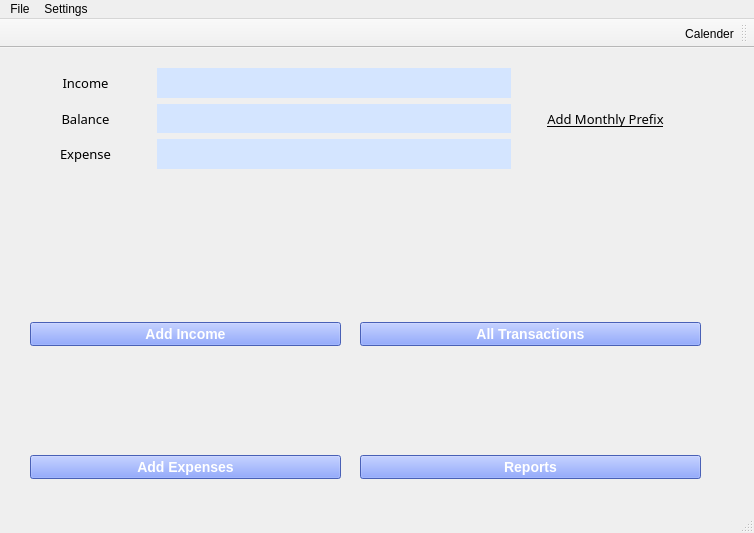
Above: ExpenseTrackerApp/mainmenu.ui from arham2003/SimpleSpend-App before the change. Below: the same form after it.
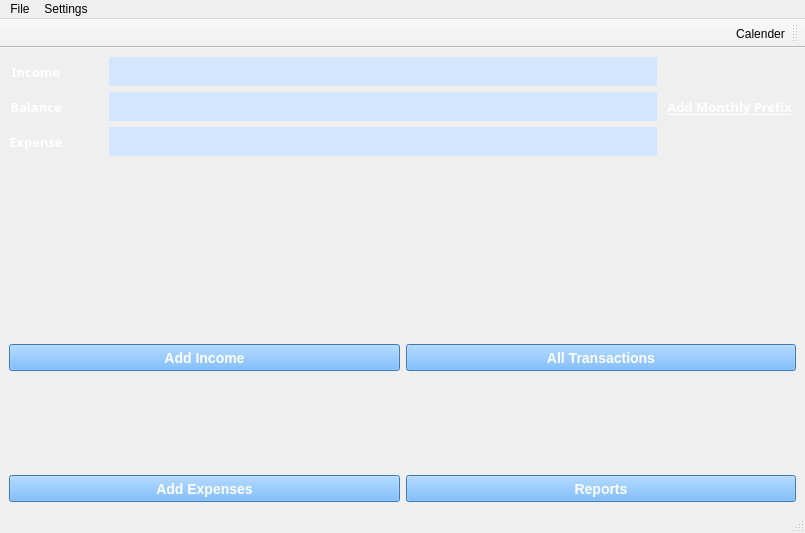
That is the form after the change. Icons and pictures are not drawn.

The edit to the form file:
```diff
--- a/ExpenseTrackerApp/mainmenu.ui
+++ b/ExpenseTrackerApp/mainmenu.ui
@@ -6,7 +6,7 @@
    <rect>
     <x>0</x>
     <y>0</y>
-    <width>754</width>
+    <width>805</width>
     <height>533</height>
    </rect>
   </property>
@@ -14,199 +14,27 @@
    <string>MainWindow</string>
   </property>
   <widget class="QWidget" name="centralwidget">
-   <widget class="QWidget" name="layoutWidget">
-    <property name="geometry">
-     <rect>
-      <x>60</x>
-      <y>20</y>
-      <width>451</width>
-      <height>101</height>
-     </rect>
-    </property>
-    <layout class="QGridLayout" name="gridLayout">
-     <item row="1" column="2">
-      <widget class="QTextEdit" name="textEdit_balance">
-       <property name="sizePolicy">
-        <sizepolicy hsizetype="Expanding" vsizetype="Ignored">
-         <horstretch>0</horstretch>
-         <verstretch>0</verstretch>
-        </sizepolicy>
-       </property>
-       <property name="font">
-        <font>
-         <family>Times New Roman</family>
-         <pointsize>12</pointsize>
-         <bold>true</bold>
-        </font>
-       </property>
-       <property name="cursor" stdset="0">
-        <cursorShape>PointingHandCursor</cursorShape>
-       </property>
-       <property name="styleSheet">
-        <string notr="true">border-style: outset;
-background-color:rgb(212, 229, 255);
-color:black;</string>
-       </property>
-      </widget>
-     </item>
-     <item row="2" column="2">
-      <widget class="QTextEdit" name="textEdit_expense">
-       <property name="sizePolicy">
-        <sizepolicy hsizetype="Expanding" vsizetype="Ignored">
-         <horstretch>0</horstretch>
-         <verstretch>0</verstretch>
-        </sizepolicy>
-       </property>
-       <property name="font">
-        <font>
-         <family>Times New Roman</family>
-         <pointsize>12</pointsize>
-         <bold>true</bold>
-        </font>
-       </property>
-       <property name="cursor" stdset="0">
-        <cursorShape>PointingHandCursor</cursorShape>
-       </property>
-       <property name="styleSheet">
-        <string notr="true">border-style: outset;
-background-color:rgb(212, 229, 255);
-color:black;</string>
-       </property>
-      </widget>
-     </item>
+   <layout class="QGridLayout" name="gridLayout_3">
+    <item row="2" column="0" colspan="2">
+     <layout class="QGridLayout" name="gridLayout_2">
      <item row="0" column="0">
-      <widget class="QLabel" name="label_7">
-       <property name="font">
-        <font>
-         <family>Arial Rounded MT Bold</family>
-         <pointsize>10</pointsize>
-         <strikeout>false</strikeout>
-         <kerning>true</kerning>
-        </font>
-       </property>
-       <property name="text">
-        <string>Income</string>
-       </property>
-       <property name="alignment">
-        <set>Qt::AlignCenter</set>
-       </property>
-      </widget>
-     </item>
-     <item row="2" column="0">
-      <widget class="QLabel" name="label_6">
-       <property name="font">
-        <font>
-         <family>Arial Rounded MT Bold</family>
-         <pointsize>10</pointsize>
-        </font>
-       </property>
-       <property name="text">
-        <string>Expense</string>
-       </property>
-       <property name="alignment">
-        <set>Qt::AlignCenter</set>
-       </property>
-      </widget>
-     </item>
-     <item row="1" column="1">
-      <spacer name="horizontalSpacer">
-       <property name="orientation">
-        <enum>Qt::Horizontal</enum>
-       </property>
-       <property name="sizeType">
-        <enum>QSizePolicy::Maximum</enum>
-       </property>
-       <property name="sizeHint" stdset="0">
-        <size>
-         <width>40</width>
-         <height>20</height>
-        </size>
-       </property>
-      </spacer>
-     </item>
-     <item row="1" column="0">
-      <widget class="QLabel" name="label_5">
-       <property name="font">
-        <font>
-         <family>Arial Rounded MT Bold</family>
-         <pointsize>10</pointsize>
-        </font>
-       </property>
-       <property name="text">
-        <string>Balance</string>
-       </property>
-       <property name="alignment">
-        <set>Qt::AlignCenter</set>
-       </property>
-      </widget>
-     </item>
-     <item row="0" column="2">
-      <widget class="QTextEdit" name="textEdit_income">
-       <property name="sizePolicy">
-        <sizepolicy hsizetype="Expanding" vsizetype="Ignored">
-         <horstretch>0</horstretch>
-         <verstretch>0</verstretch>
-        </sizepolicy>
-       </property>
-       <property name="font">
-        <font>
-         <family>Times New Roman</family>
-         <pointsize>12</pointsize>
-         <bold>true</bold>
-        </font>
-       </property>
-       <property name="cursor" stdset="0">
-        <cursorShape>PointingHandCursor</cursorShape>
-       </property>
-       <property name="styleSheet">
-        <string notr="true">border-style: outset;
-background-color:rgb(212, 229, 255);
-color:black;</string>
-       </property>
-      </widget>
-     </item>
-    </layout>
-   </widget>
-   <widget class="QPushButton" name="pushButton_monthlyPrefix">
-    <property name="geometry">
-     <rect>
-      <x>540</x>
-      <y>50</y>
-      <width>131</width>
-      <height>41</height>
-     </rect>
-    </property>
-    <property name="font">
-     <font>
-      <family>Arial Rounded MT Bold</family>
-      <pointsize>10</pointsize>
-      <underline>true</underline>
-     </font>
-    </property>
-    <property name="cursor">
-     <cursorShape>PointingHandCursor</cursorShape>
-    </property>
-    <property name="text">
-     <string>Add Monthly Prefix</string>
-    </property>
-    <property name="flat">
-     <bool>true</bool>
-    </property>
-   </widget>
-   <widget class="QWidget" name="layoutWidget">
-    <property name="geometry">
-     <rect>
-      <x>30</x>
-      <y>170</y>
-      <width>311</width>
-      <height>261</height>
-     </rect>
-    </property>
     <layout class="QVBoxLayout" name="verticalLayout_5">
      <item>
       <layout class="QVBoxLayout" name="verticalLayout">
        <item>
         <widget class="QLabel" name="label_income">
+            <property name="sizePolicy">
+             <sizepolicy hsizetype="Preferred" vsizetype="Preferred">
+              <horstretch>0</horstretch>
+              <verstretch>0</verstretch>
+             </sizepolicy>
+            </property>
+            <property name="minimumSize">
+             <size>
+              <width>337</width>
+              <height>92</height>
+             </size>
+            </property>
          <property name="font">
           <font>
            <pointsize>12</pointsize>
@@ -225,11 +53,19 @@
        </item>
        <item>
         <widget class="QPushButton" name="pushButton_addIncome">
+            <property name="minimumSize">
+             <size>
+              <width>337</width>
+              <height>27</height>
+             </size>
+            </property>
          <property name="styleSheet">
-          <string notr="true">color:white;
+             <string notr="true">QPushButton{
+color:white;
 font:bold;
 font-size:14px;
-background-color:rgb(102, 135, 255);</string>
+background-color:rgb(85, 170, 255);
+}</string>
          </property>
          <property name="text">
           <string>Add Income</string>
@@ -242,6 +78,18 @@
       <layout class="QVBoxLayout" name="verticalLayout_2">
        <item>
         <widget class="QLabel" name="label_expense">
+            <property name="sizePolicy">
+             <sizepolicy hsizetype="Preferred" vsizetype="Preferred">
+              <horstretch>0</horstretch>
+              <verstretch>0</verstretch>
+             </sizepolicy>
+            </property>
+            <property name="minimumSize">
+             <size>
+              <width>337</width>
+              <height>92</height>
+             </size>
+            </property>
          <property name="font">
           <font>
            <pointsize>12</pointsize>
@@ -260,11 +108,19 @@
        </item>
        <item>
         <widget class="QPushButton" name="pushButton_addExpense">
+            <property name="minimumSize">
+             <size>
+              <width>337</width>
+              <height>27</height>
+             </size>
+            </property>
          <property name="styleSheet">
-          <string notr="true">color:white;
+             <string notr="true">QPushButton{
+color:white;
 font:bold;
 font-size:14px;
-background-color:rgb(102, 135, 255);</string>
+background-color:rgb(85, 170, 255);
+}</string>
          </property>
          <property name="text">
           <string>Add Expenses</string>
@@ -274,21 +130,25 @@
       </layout>
      </item>
     </layout>
-   </widget>
-   <widget class="QWidget" name="layoutWidget">
-    <property name="geometry">
-     <rect>
-      <x>360</x>
-      <y>170</y>
-      <width>341</width>
-      <height>261</height>
-     </rect>
-    </property>
+      </item>
+      <item row="0" column="1">
     <layout class="QVBoxLayout" name="verticalLayout_6">
      <item>
       <layout class="QVBoxLayout" name="verticalLayout_3">
        <item>
         <widget class="QLabel" name="label_Transactions">
+            <property name="sizePolicy">
+             <sizepolicy hsizetype="Preferred" vsizetype="Preferred">
+              <horstretch>0</horstretch>
+              <verstretch>0</verstretch>
+             </sizepolicy>
+            </property>
+            <property name="minimumSize">
+             <size>
+              <width>337</width>
+              <height>92</height>
+             </size>
+            </property>
          <property name="font">
           <font>
            <pointsize>12</pointsize>
@@ -307,11 +167,19 @@
        </item>
        <item>
         <widget class="QPushButton" name="pushButton_Transactions">
+            <property name="minimumSize">
+             <size>
+              <width>337</width>
+              <height>27</height>
+             </size>
+            </property>
          <property name="styleSheet">
-          <string notr="true">color:white;
+             <string notr="true">QPushButton{
+color:white;
 font:bold;
 font-size:14px;
-background-color:rgb(102, 135, 255);</string>
+background-color:rgb(85, 170, 255);
+}</string>
          </property>
          <property name="text">
           <string>All Transactions</string>
@@ -324,6 +192,18 @@
       <layout class="QVBoxLayout" name="verticalLayout_4">
        <item>
         <widget class="QLabel" name="label_Reports">
+            <property name="sizePolicy">
+             <sizepolicy hsizetype="Preferred" vsizetype="Preferred">
+              <horstretch>0</horstretch>
+              <verstretch>0</verstretch>
+             </sizepolicy>
+            </property>
+            <property name="minimumSize">
+             <size>
+              <width>337</width>
+              <height>92</height>
+             </size>
+            </property>
          <property name="font">
           <font>
            <pointsize>12</pointsize>
@@ -342,11 +222,19 @@
        </item>
        <item>
         <widget class="QPushButton" name="pushButton_Reports">
+            <property name="minimumSize">
+             <size>
+              <width>337</width>
+              <height>27</height>
+             </size>
+            </property>
          <property name="styleSheet">
-          <string notr="true">color:white;
+             <string notr="true">QPushButton{
+color:white;
 font:bold;
 font-size:14px;
-background-color:rgb(102, 135, 255);</string>
+background-color:rgb(85, 170, 255);
+}</string>
          </property>
          <property name="text">
           <string>Reports</string>
@@ -356,14 +244,273 @@
       </layout>
      </item>
     </layout>
-   </widget>
+      </item>
+     </layout>
+    </item>
+    <item row="0" column="1">
+     <widget class="QPushButton" name="pushButton_monthlyPrefix">
+      <property name="sizePolicy">
+       <sizepolicy hsizetype="Preferred" vsizetype="MinimumExpanding">
+        <horstretch>0</horstretch>
+        <verstretch>0</verstretch>
+       </sizepolicy>
+      </property>
+      <property name="minimumSize">
+       <size>
+        <width>131</width>
+        <height>41</height>
+       </size>
+      </property>
+      <property name="font">
+       <font>
+        <family>Arial Black</family>
+        <pointsize>10</pointsize>
+        <italic>false</italic>
+        <bold>true</bold>
+        <underline>true</underline>
+       </font>
+      </property>
+      <property name="cursor">
+       <cursorShape>PointingHandCursor</cursorShape>
+      </property>
+      <property name="styleSheet">
+       <string notr="true">color:rgb(255, 255, 255);
+font: 900 10pt &quot;Arial Black&quot;;</string>
+      </property>
+      <property name="text">
+       <string>Add Monthly Prefix</string>
+      </property>
+      <property name="flat">
+       <bool>true</bool>
+      </property>
+     </widget>
+    </item>
+    <item row="0" column="0">
+     <layout class="QGridLayout" name="gridLayout">
+      <item row="1" column="2">
+       <widget class="QTextEdit" name="textEdit_balance">
+        <property name="sizePolicy">
+         <sizepolicy hsizetype="Expanding" vsizetype="Ignored">
+          <horstretch>0</horstretch>
+          <verstretch>0</verstretch>
+         </sizepolicy>
+        </property>
+        <property name="minimumSize">
+         <size>
+          <width>343</width>
+          <height>29</height>
+         </size>
+        </property>
+        <property name="font">
+         <font>
+          <family>Times New Roman</family>
+          <pointsize>12</pointsize>
+          <bold>true</bold>
+         </font>
+        </property>
+        <property name="cursor" stdset="0">
+         <cursorShape>PointingHandCursor</cursorShape>
+        </property>
+        <property name="styleSheet">
+         <string notr="true">border-style: outset;
+background-color:rgb(212, 229, 255);
+color:black;</string>
+        </property>
+       </widget>
+      </item>
+      <item row="2" column="2">
+       <widget class="QTextEdit" name="textEdit_expense">
+        <property name="sizePolicy">
+         <sizepolicy hsizetype="Expanding" vsizetype="Ignored">
+          <horstretch>0</horstretch>
+          <verstretch>0</verstretch>
+         </sizepolicy>
+        </property>
+        <property name="minimumSize">
+         <size>
+          <width>343</width>
+          <height>29</height>
+         </size>
+        </property>
+        <property name="font">
+         <font>
+          <family>Times New Roman</family>
+          <pointsize>12</pointsize>
+          <bold>true</bold>
+         </font>
+        </property>
+        <property name="cursor" stdset="0">
+         <cursorShape>PointingHandCursor</cursorShape>
+        </property>
+        <property name="styleSheet">
+         <string notr="true">border-style: outset;
+background-color:rgb(212, 229, 255);
+color:black;</string>
+        </property>
+       </widget>
+      </item>
+      <item row="0" column="0">
+       <widget class="QLabel" name="label_7">
+        <property name="minimumSize">
+         <size>
+          <width>54</width>
+          <height>29</height>
+         </size>
+        </property>
+        <property name="font">
+         <font>
+          <family>Arial Black</family>
+          <pointsize>10</pointsize>
+          <italic>false</italic>
+          <bold>true</bold>
+          <strikeout>false</strikeout>
+          <kerning>true</kerning>
+         </font>
+        </property>
+        <property name="styleSheet">
+         <string notr="true">color:rgb(255, 255, 255);
+font: 900 10pt &quot;Arial Black&quot;;</string>
+        </property>
+        <property name="text">
+         <string>Income</string>
+        </property>
+        <property name="alignment">
+         <set>Qt::AlignCenter</set>
+        </property>
+       </widget>
+      </item>
+      <item row="2" column="0">
+       <widget class="QLabel" name="label_6">
+        <property name="minimumSize">
+         <size>
+          <width>54</width>
+          <height>29</height>
+         </size>
+        </property>
+        <property name="font">
+         <font>
+          <family>Arial Black</family>
+          <pointsize>10</pointsize>
+          <italic>false</italic>
+          <bold>true</bold>
+         </font>
+        </property>
+        <property name="styleSheet">
+         <string notr="true">color:rgb(255, 255, 255);
+font: 900 10pt &quot;Arial Black&quot;;</string>
+        </property>
+        <property name="text">
+         <string>Expense</string>
+        </property>
+        <property name="alignment">
+         <set>Qt::AlignCenter</set>
+        </property>
+       </widget>
+      </item>
+      <item row="1" column="1">
+       <spacer name="horizontalSpacer">
+        <property name="minimumSize">
+         <size>
+          <width>40</width>
+          <height>29</height>
+         </size>
+        </property>
+        <property name="orientation">
+         <enum>Qt::Horizontal</enum>
+        </property>
+        <property name="sizeType">
+         <enum>QSizePolicy::Maximum</enum>
+        </property>
+        <property name="sizeHint" stdset="0">
+         <size>
+          <width>40</width>
+          <height>20</height>
+         </size>
+        </property>
+       </spacer>
+      </item>
+      <item row="1" column="0">
+       <widget class="QLabel" name="label_5">
+        <property name="minimumSize">
+         <size>
+          <width>54</width>
+          <height>29</height>
+         </size>
+        </property>
+        <property name="font">
+         <font>
+          <family>Arial Black</family>
+          <pointsize>10</pointsize>
+          <italic>false</italic>
+          <bold>true</bold>
+         </font>
+        </property>
+        <property name="styleSheet">
+         <string notr="true">color:rgb(255, 255, 255);
+font: 900 10pt &quot;Arial Black&quot;;</string>
+        </property>
+        <property name="text">
+         <string>Balance</string>
+        </property>
+        <property name="alignment">
+         <set>Qt::AlignCenter</set>
+        </property>
+       </widget>
+      </item>
+      <item row="0" column="2">
+       <widget class="QTextEdit" name="textEdit_income">
+        <property name="sizePolicy">
+         <sizepolicy hsizetype="Expanding" vsizetype="Ignored">
+          <horstretch>0</horstretch>
+          <verstretch>0</verstretch>
+         </sizepolicy>
+        </property>
+        <property name="minimumSize">
+         <size>
+          <width>343</width>
+          <height>29</height>
+         </size>
+        </property>
+        <property name="font">
+         <font>
+          <family>Times New Roman</family>
+          <pointsize>12</pointsize>
+          <bold>true</bold>
+         </font>
+        </property>
+        <property name="cursor" stdset="0">
+         <cursorShape>PointingHandCursor</cursorShape>
+        </property>
+        <property name="styleSheet">
+         <string notr="true">border-style: outset;
+background-color:rgb(212, 229, 255);
+color:black;</string>
+        </property>
+       </widget>
+      </item>
+     </layout>
+    </item>
+    <item row="1" column="0">
+     <spacer name="verticalSpacer">
+      <property name="orientation">
+       <enum>Qt::Vertical</enum>
+      </property>
+      <property name="sizeHint" stdset="0">
+       <size>
+        <width>20</width>
+        <height>40</height>
+       </size>
+      </property>
+     </spacer>
+    </item>
+   </layout>
   </widget>
   <widget class="QMenuBar" name="menubar">
    <property name="geometry">
     <rect>
      <x>0</x>
      <y>0</y>
-     <width>754</width>
+     <width>805</width>
      <height>21</height>
     </rect>
    </property>
```
Lines whose indentation alone changed are shown as unchanged.
